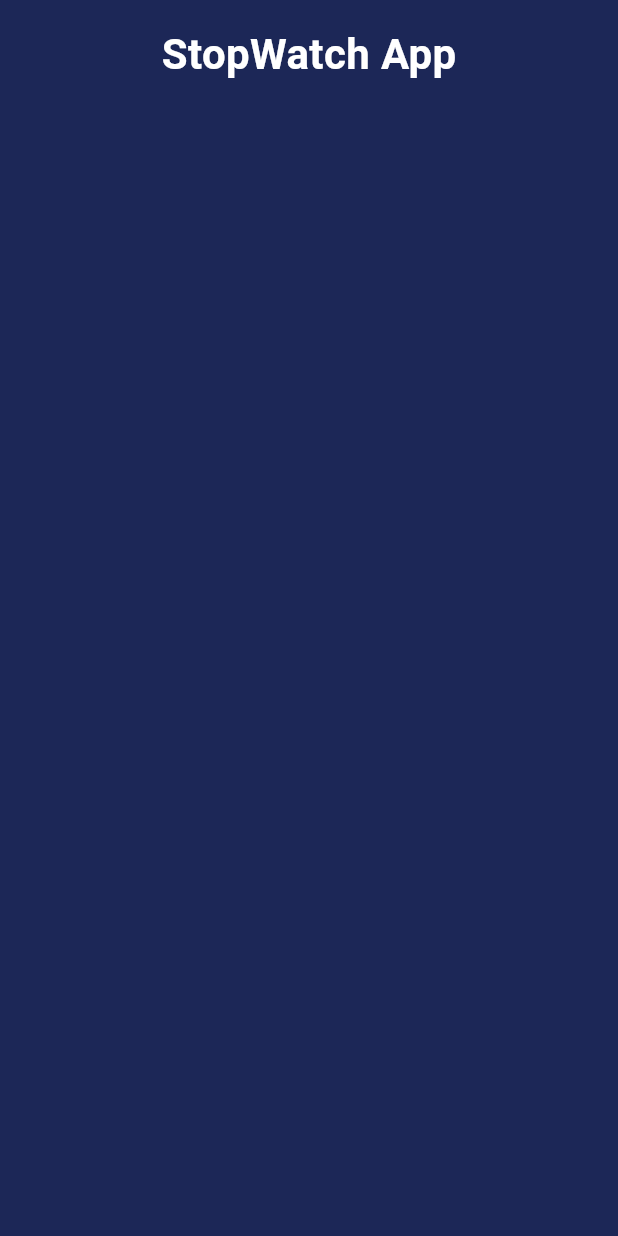
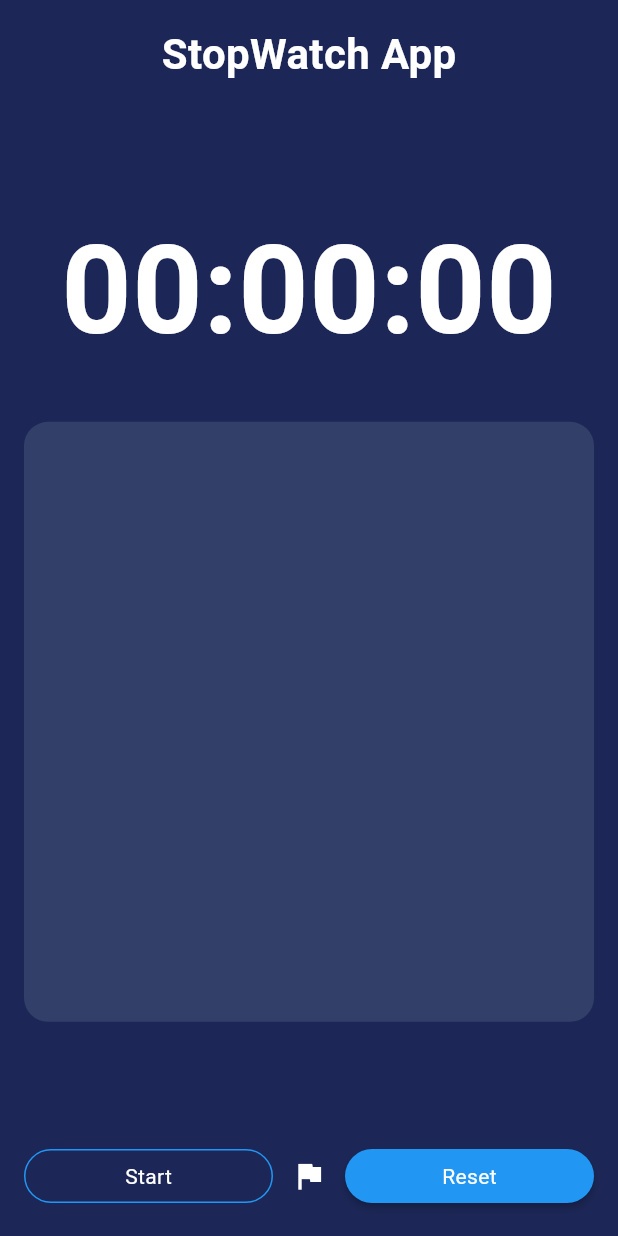
Before and after one commit to crisis-arg/StopWatch, a Flutter app: the screen it shows after launch, on a phone screen of 412 x 824 dp. Run offline on Flutter 3.47's test engine with Material 3 defaults, Android fonts, the phone set to English and light mode, and no system bars.

Commit message:
stopWatch UI

```diff
--- a/lib/main.dart
+++ b/lib/main.dart
@@ -25,16 +25,16 @@ class HomeApp extends StatefulWidget {
 class _HomeAppState extends State<HomeApp> {
   @override
   Widget build(BuildContext context) {
-    return const Scaffold(
-      backgroundColor: Color(0xFF1C2757),
+    return Scaffold(
+      backgroundColor: const Color(0xFF1C2757),
       body: SafeArea(
         child: Padding(
-          padding: EdgeInsets.all(16.0),
+          padding: const EdgeInsets.all(16.0),
           child: Column(
             mainAxisAlignment: MainAxisAlignment.spaceBetween,
             crossAxisAlignment: CrossAxisAlignment.center,
             children: [
-              Center(
+              const Center(
                 child: Text(
                   "StopWatch App",
                   style: TextStyle(
@@ -44,6 +44,66 @@ class _HomeAppState extends State<HomeApp> {
                   ),
                 ),
               ),
+              const SizedBox(
+                height: 20.0,
+              ),
+              const Center(
+                child: Text(
+                  "00:00:00",
+                  style: TextStyle(
+                    color: Colors.white,
+                    fontSize: 82.0,
+                    fontWeight: FontWeight.w600,
+                  ),
+                ),
+              ),
+              Container(
+                height: 400.0,
+                decoration: BoxDecoration(
+                  color: const Color(0xFF323F68),
+                  borderRadius: BorderRadius.circular(16.0),
+                ),
+              ),
+              const SizedBox(
+                height: 20.0,
+              ),
+              Row(
+                mainAxisAlignment: MainAxisAlignment.spaceBetween,
+                children: [
+                  Expanded(
+                    child: RawMaterialButton(
+                      onPressed: () {},
+                      shape: const StadiumBorder(
+                        side: BorderSide(color: Colors.blue),
+                      ),
+                      child: const Text(
+                        'Start',
+                        style: TextStyle(
+                          color: Colors.white,
+                        ),
+                      ),
+                    ),
+                  ),
+                  IconButton(
+                    color: Colors.white,
+                    onPressed: () {},
+                    icon: const Icon(Icons.flag),
+                  ),
+                  Expanded(
+                    child: RawMaterialButton(
+                      onPressed: () {},
+                      fillColor: Colors.blue,
+                      shape: const StadiumBorder(),
+                      child: const Text(
+                        'Reset',
+                        style: TextStyle(
+                          color: Colors.white,
+                        ),
+                      ),
+                    ),
+                  )
+                ],
+              ),
             ],
           ),
         ),
```
